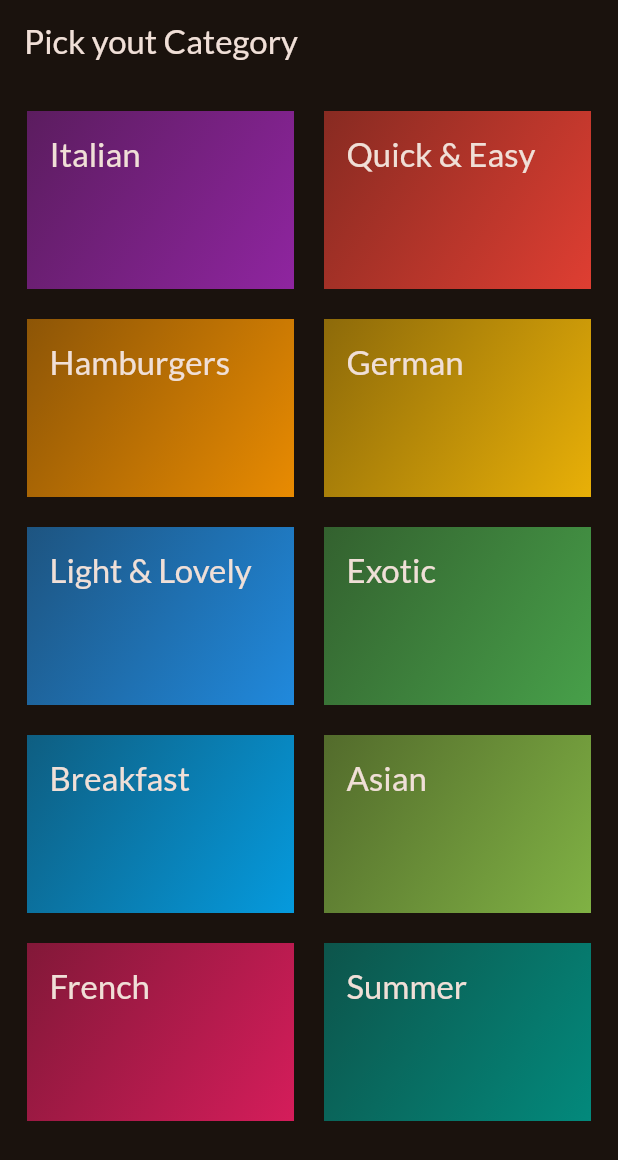
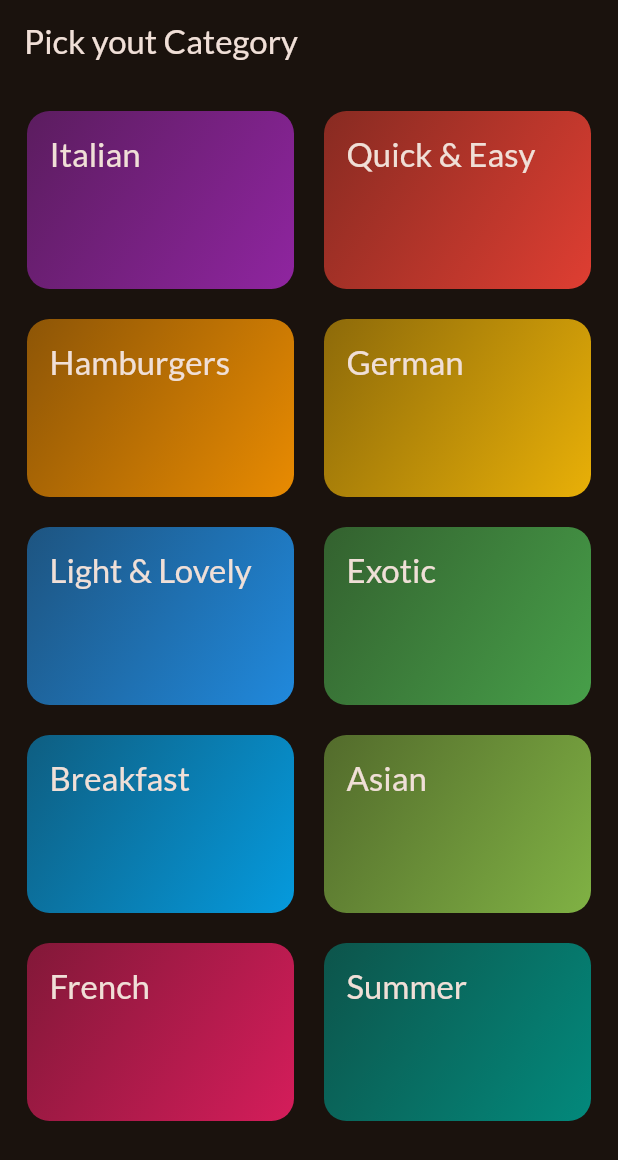
Before and after one commit to TmajidT/flutter_meals, a Flutter app: the screen it shows after launch, on a phone screen of 412 x 824 dp. Shown: the top 1160 px of the screen. Run offline on Flutter 3.47's test engine with Material 2 defaults, Android fonts, the phone set to English and light mode, and no system bars; our stand-ins replace google_fonts.

Commit message:
added onTap to the items

```diff
--- a/lib/widgets/category_grid_item.dart
+++ b/lib/widgets/category_grid_item.dart
@@ -12,9 +12,14 @@ class CategoryGridItem extends StatelessWidget {
 
   @override
   Widget build(BuildContext context) {
-    return Container(
+    return InkWell(
+      onTap: (){},
+      splashColor: Theme.of(context).primaryColor,
+      borderRadius: BorderRadius.circular(15),
+      child: Container(
         padding: const EdgeInsets.all(15),
         decoration: BoxDecoration(
+          borderRadius: BorderRadius.circular(15),
           gradient: LinearGradient(
             colors: [
               category.color.withOpacity(0.50),
@@ -30,6 +35,7 @@ class CategoryGridItem extends StatelessWidget {
             color: Theme.of(context).colorScheme.onBackground,
           ),
         ),
+      ),
     );
   }
 }
```
Lines whose indentation alone changed are shown as unchanged.
